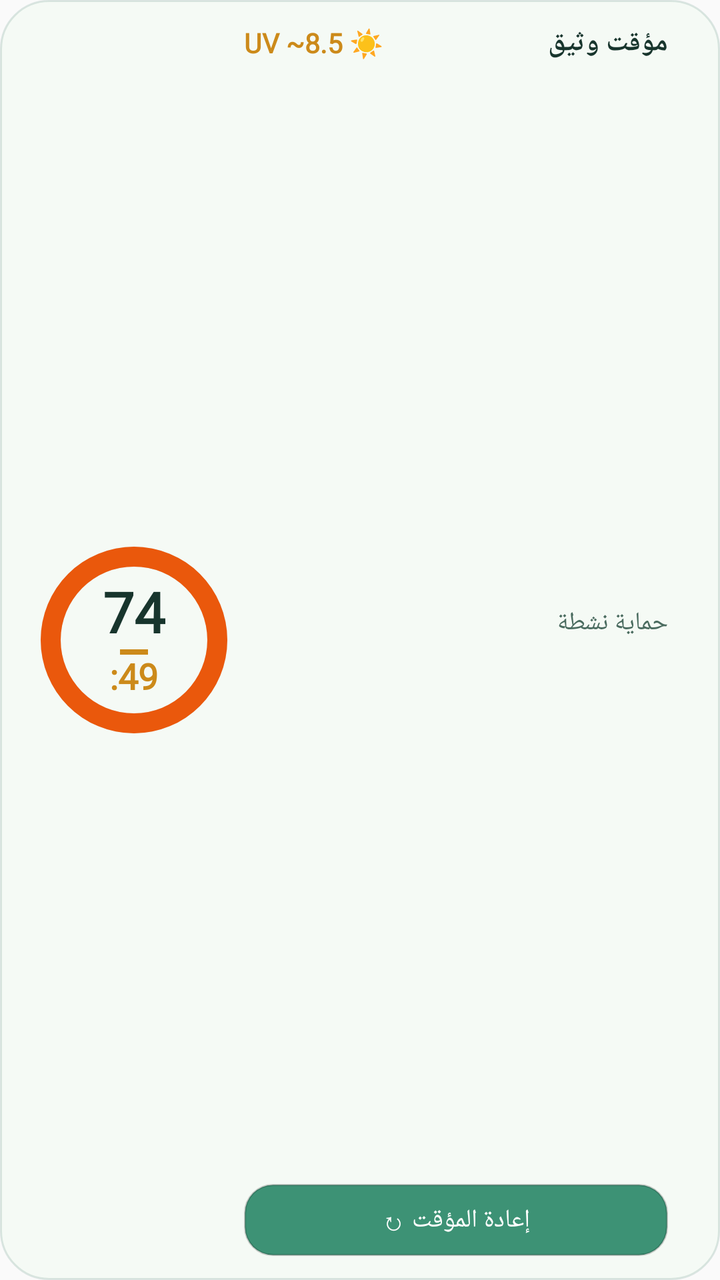
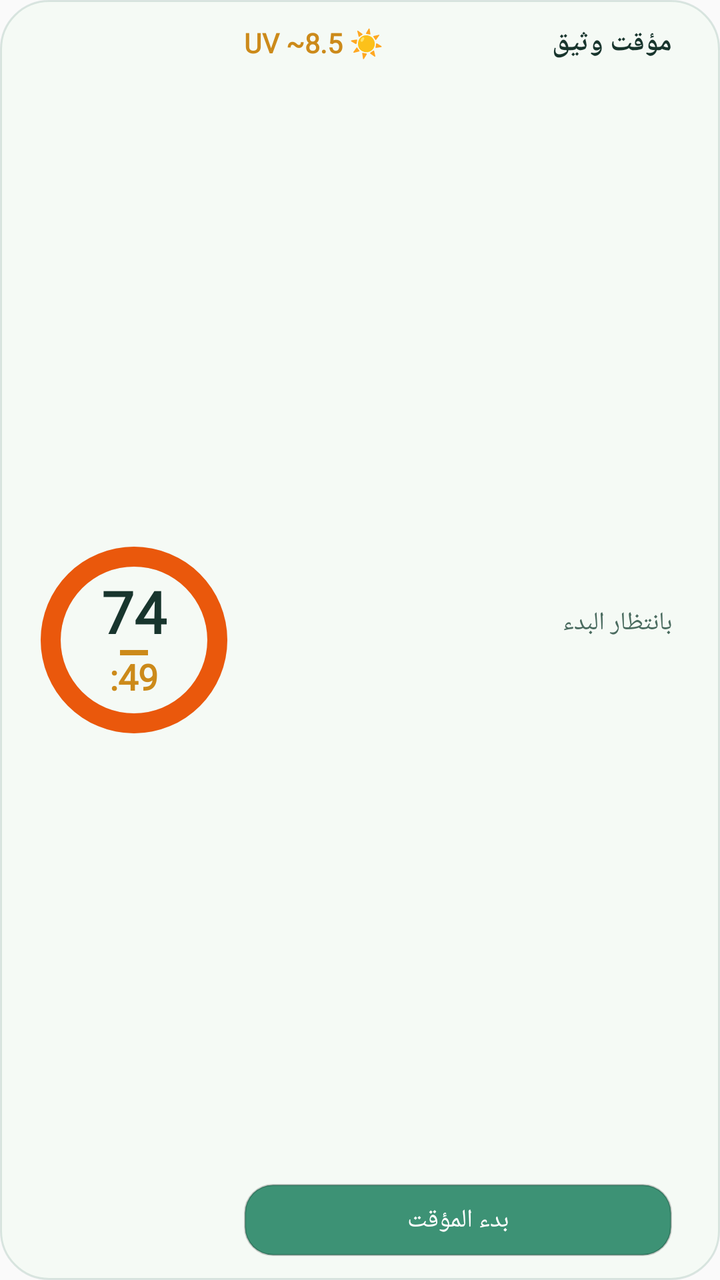

An Android layout rendered at two revisions. The XML below is the earlier revision; the diff shows what the commit changed to produce the second picture.
<!-- AndroidManifest.xml: application theme AppTheme -->
<!-- res/layout/widget_spf_timer.xml -->
<?xml version="1.0" encoding="utf-8"?>
<LinearLayout xmlns:android="http://schemas.android.com/apk/res/android"
    android:layout_width="match_parent"
    android:layout_height="match_parent"
    android:background="@drawable/widget_bg"
    android:orientation="horizontal"
    android:padding="12dp"
    android:layoutDirection="ltr"
    android:gravity="center_vertical">

    
    <RelativeLayout
        android:layout_width="110dp"
        android:layout_height="110dp">

        
        <ProgressBar
            android:id="@+id/widget_progress_bg"
            style="?android:attr/progressBarStyleHorizontal"
            android:layout_width="match_parent"
            android:layout_height="match_parent"
            android:indeterminate="false"
            android:max="100"
            android:progress="100"
            android:progressDrawable="@drawable/ring_bg_track" />

        
        <ProgressBar
            android:id="@+id/widget_progress_active"
            style="?android:attr/progressBarStyleHorizontal"
            android:layout_width="match_parent"
            android:layout_height="match_parent"
            android:indeterminate="false"
            android:max="100"
            android:progress="100"
            android:progressDrawable="@drawable/ring_active_track" />

        
        <LinearLayout
            android:layout_width="match_parent"
            android:layout_height="match_parent"
            android:gravity="center"
            android:orientation="vertical">

            
            <TextView
                android:id="@+id/widget_minutes_text"
                android:layout_width="wrap_content"
                android:layout_height="wrap_content"
                android:fontFamily="@font/tajawal_bold"
                android:textColor="#18352D"
                android:textSize="28sp"
                android:textStyle="bold"
                android:includeFontPadding="false"
                android:text="74" />

            
            <View
                android:id="@+id/widget_separator"
                android:layout_width="14dp"
                android:layout_height="2.5dp"
                android:layout_marginTop="1dp"
                android:layout_marginBottom="1dp"
                android:background="#CC8A1A" />

            
            <TextView
                android:id="@+id/widget_seconds_text"
                android:layout_width="wrap_content"
                android:layout_height="wrap_content"
                android:fontFamily="@font/tajawal_bold"
                android:textColor="#CC8A1A"
                android:textSize="18sp"
                android:textStyle="bold"
                android:includeFontPadding="false"
                android:text=":49" />
        </LinearLayout>
    </RelativeLayout>

    
    <LinearLayout
        android:layout_width="0dp"
        android:layout_height="match_parent"
        android:layout_weight="1"
        android:orientation="vertical"
        android:paddingStart="14dp"
        android:layoutDirection="rtl">

        
        <RelativeLayout
            android:layout_width="match_parent"
            android:layout_height="wrap_content">

            <TextView
                android:layout_width="wrap_content"
                android:layout_height="wrap_content"
                android:layout_alignParentStart="true"
                android:fontFamily="@font/tajawal_bold"
                android:textColor="#18352D"
                android:textSize="14sp"
                android:textStyle="bold"
                android:text="مؤقت وثيق" />

            <TextView
                android:id="@+id/widget_uv_text"
                android:layout_width="wrap_content"
                android:layout_height="wrap_content"
                android:layout_alignParentEnd="true"
                android:fontFamily="@font/tajawal_bold"
                android:textColor="#CC8A1A"
                android:textSize="13.5sp"
                android:textStyle="bold"
                android:text="UV ~8.5 ☀️" />
        </RelativeLayout>

        
        <TextView
            android:id="@+id/widget_status_text"
            android:layout_width="match_parent"
            android:layout_height="0dp"
            android:layout_weight="1"
            android:fontFamily="@font/tajawal_bold"
            android:gravity="start|center_vertical"
            android:textColor="#4A6B5F"
            android:textSize="12.5sp"
            android:text="حماية نشطة" />

        
        <LinearLayout
            android:id="@+id/widget_action_btn"
            android:layout_width="match_parent"
            android:layout_height="36dp"
            android:background="@drawable/btn_bg"
            android:gravity="center"
            android:orientation="horizontal">

            <TextView
                android:id="@+id/widget_btn_text"
                android:layout_width="wrap_content"
                android:layout_height="wrap_content"
                android:fontFamily="@font/tajawal_bold"
                android:textColor="#FFFFFF"
                android:textSize="12.5sp"
                android:text="إعادة المؤقت ↻" />
        </LinearLayout>
    </LinearLayout>
</LinearLayout>
<!-- resources referenced by this layout -->
<resources>
  <!-- drawable btn_bg (drawable) -->
  <?xml version="1.0" encoding="utf-8"?>
  <shape xmlns:android="http://schemas.android.com/apk/res/android">
      <solid android:color="#3D9275" />
      <corners android:radius="14dp" />
      <stroke android:width="1dp" android:color="#33000000" />
  </shape>
  <!-- drawable ring_active_track (drawable) -->
  <shape xmlns:android="http://schemas.android.com/apk/res/android" android:shape="ring" android:thickness="10dp" android:useLevel="false">
      <solid android:color="#EA580C" /> 
  </shape>
  <!-- drawable ring_bg_track (drawable) -->
  <shape xmlns:android="http://schemas.android.com/apk/res/android" android:shape="ring" android:thickness="10dp" android:useLevel="false">
      <solid android:color="#1718352D" />
  </shape>
  <!-- drawable widget_bg (drawable) -->
  <?xml version="1.0" encoding="utf-8"?>
  <shape xmlns:android="http://schemas.android.com/apk/res/android">
      <solid android:color="#F5FAF5" />
      <corners android:radius="24dp" />
      <stroke android:width="1dp" android:color="#26276751" />
  </shape>
  <style name="AppTheme" parent="Theme.AppCompat.DayNight.NoActionBar">
      <item name="android:enforceNavigationBarContrast" tools:targetApi="29">false</item>
      <item name="android:navigationBarColor">@android:color/transparent</item>
      <item name="android:windowTranslucentNavigation">false</item>
      <item name="android:editTextBackground">@drawable/rn_edit_text_material</item>
      <item name="colorPrimary">@color/colorPrimary</item>
      <item name="android:statusBarColor">#F0F5F0</item>
    </style>
  <!-- drawable rn_edit_text_material (drawable) -->
  <?xml version="1.0" encoding="utf-8"?>
  <inset xmlns:android="http://schemas.android.com/apk/res/android"
         android:insetLeft="@dimen/abc_edit_text_inset_horizontal_material"
         android:insetRight="@dimen/abc_edit_text_inset_horizontal_material"
         android:insetTop="@dimen/abc_edit_text_inset_top_material"
         android:insetBottom="@dimen/abc_edit_text_inset_bottom_material"
         >
  
      <selector>
          
          <item android:state_enabled="false" android:drawable="@drawable/abc_textfield_default_mtrl_alpha"/>
          <item android:drawable="@drawable/abc_textfield_activated_mtrl_alpha"/>
      </selector>
  
  </inset>
  <color name="colorPrimary">#023c69</color>
</resources>

<!-- the commit's change to res/layout/widget_spf_timer.xml (unified diff, before → after) -->
@@ -49,7 +49,7 @@
                 android:layout_height="wrap_content"
                 android:fontFamily="@font/tajawal_bold"
                 android:textColor="#18352D"
-                android:textSize="28sp"
+                android:textSize="29sp"
                 android:textStyle="bold"
                 android:includeFontPadding="false"
                 android:text="74" />
@@ -83,7 +83,7 @@
         android:layout_height="match_parent"
         android:layout_weight="1"
         android:orientation="vertical"
-        android:paddingStart="14dp"
+        android:paddingStart="12dp"
         android:layoutDirection="rtl">
 
         
@@ -123,7 +123,7 @@
             android:gravity="start|center_vertical"
             android:textColor="#4A6B5F"
             android:textSize="12.5sp"
-            android:text="حماية نشطة" />
+            android:text="بانتظار البدء" />
 
         
         <LinearLayout
@@ -141,7 +141,7 @@
                 android:fontFamily="@font/tajawal_bold"
                 android:textColor="#FFFFFF"
                 android:textSize="12.5sp"
-                android:text="إعادة المؤقت ↻" />
+                android:text="بدء المؤقت" />
         </LinearLayout>
     </LinearLayout>
 </LinearLayout>
